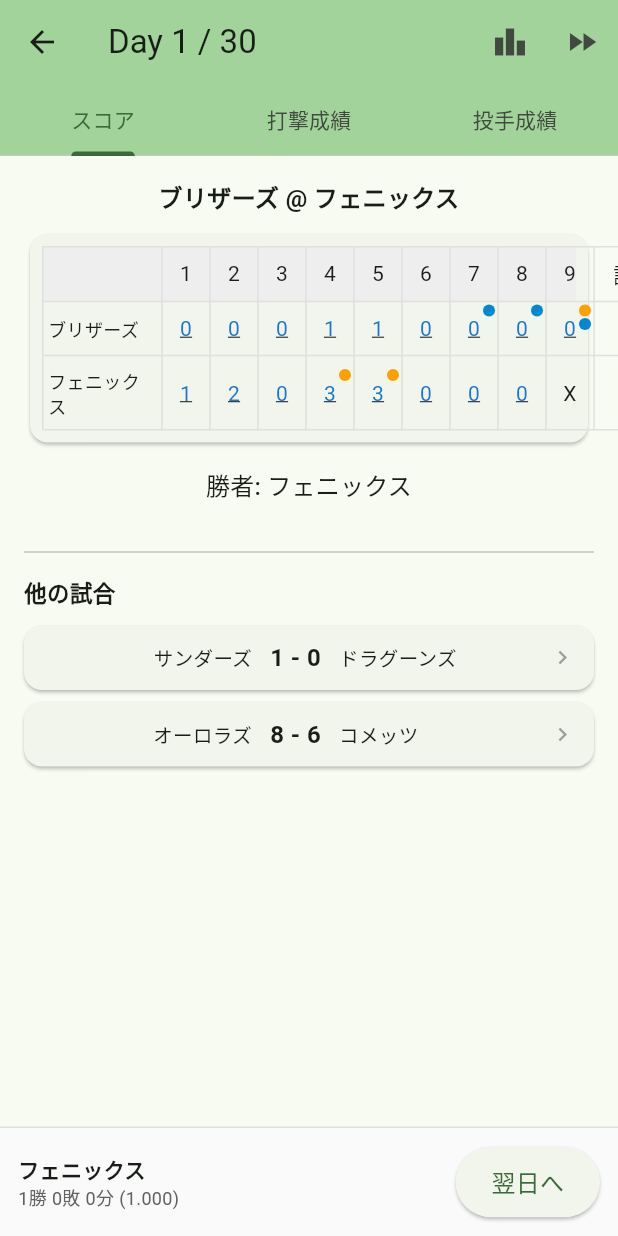
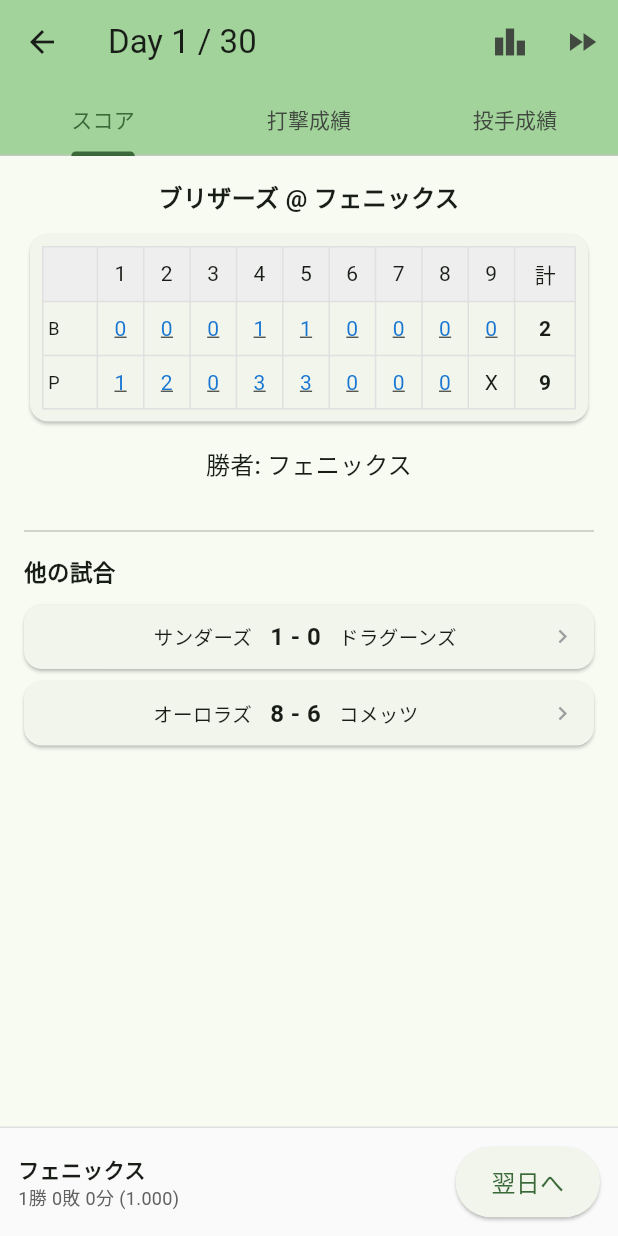
Before and after one commit to shi-takahashi/idle_baseball, a Flutter app: the screen it shows after launch, after a tap on "シーズン開始", on a phone screen of 412 x 824 dp. Run offline on Flutter 3.47's test engine with Material 3 defaults, Android fonts, the phone set to English and light mode, and no system bars.

Commit message:
スコア、打撃成績、投手成績の表示最適化

```diff
--- a/lib/engine/generators/team_generator.dart
+++ b/lib/engine/generators/team_generator.dart
@@ -18,17 +18,20 @@ class TeamGenerator {
   /// 6チームを一括生成
   List<Team> generateLeague() {
     const teamInfos = [
-      (id: 'team_phoenix', name: 'フェニックス'),
-      (id: 'team_dragoons', name: 'ドラグーンズ'),
-      (id: 'team_comets', name: 'コメッツ'),
-      (id: 'team_auroras', name: 'オーロラズ'),
-      (id: 'team_thunders', name: 'サンダーズ'),
-      (id: 'team_blizzards', name: 'ブリザーズ'),
+      (id: 'team_phoenix', name: 'フェニックス', shortName: 'P'),
+      (id: 'team_dragoons', name: 'ドラグーンズ', shortName: 'D'),
+      (id: 'team_comets', name: 'コメッツ', shortName: 'C'),
+      (id: 'team_auroras', name: 'オーロラズ', shortName: 'A'),
+      (id: 'team_thunders', name: 'サンダーズ', shortName: 'T'),
+      (id: 'team_blizzards', name: 'ブリザーズ', shortName: 'B'),
     ];
-    return [for (final info in teamInfos) _generateTeam(info.id, info.name)];
+    return [
+      for (final info in teamInfos)
+        _generateTeam(info.id, info.name, info.shortName),
+    ];
   }
 
-  Team _generateTeam(String id, String name) {
+  Team _generateTeam(String id, String name, String shortName) {
     // ---- スタメン野手8人（打順1〜8、players[1..8]の順序でデフォルト守備位置に対応） ----
     // Teamのデフォルト配置:
     // players[1]=捕 / [2]=一 / [3]=二 / [4]=三 / [5]=遊 / [6]=左 / [7]=中 / [8]=右
@@ -125,6 +128,7 @@ class TeamGenerator {
     return Team(
       id: id,
       name: name,
+      shortName: shortName,
       players: [startingPitcher, ...starters],
       bullpen: bullpen,
       bench: bench,
--- a/lib/engine/models/team.dart
+++ b/lib/engine/models/team.dart
@@ -5,6 +5,8 @@ import 'enums.dart';
 class Team {
   final String id;
   final String name;
+  // スコアボード等の狭い表示領域で使う英字1〜2文字の略称（例: フェニックス → "P"）
+  final String shortName;
   final List<Player> players; // 9人（先発メンバー、players[0]は先発投手）
 
   // 控え投手（救援投手）
@@ -23,6 +25,7 @@ class Team {
   const Team({
     required this.id,
     required this.name,
+    this.shortName = '',
     required this.players,
     this.bullpen = const [],
     this.bench = const [],
--- a/lib/engine/simulation/team_fielding_state.dart
+++ b/lib/engine/simulation/team_fielding_state.dart
@@ -46,6 +46,7 @@ class TeamFieldingState {
     return Team(
       id: originalTeam.id,
       name: originalTeam.name,
+      shortName: originalTeam.shortName,
       players: List.of(currentLineup),
       bullpen: originalTeam.bullpen,
       bench: List.of(bench),
--- a/lib/screens/daily_screen.dart
+++ b/lib/screens/daily_screen.dart
@@ -128,6 +128,10 @@ class _DailyScreenState extends State<DailyScreen>
                 Expanded(
                   child: TabBarView(
                     controller: _tabController,
+                    // 横スワイプでタブ切り替えを起こさないようにする。
+                    // スコアボード側の横スクロール（延長戦）と干渉するため、
+                    // タブ切り替えは上部の TabBar タップに統一する。
+                    physics: const NeverScrollableScrollPhysics(),
                     children: [
                       _buildScoreTab(myGame, otherGames),
                       _buildBattingTab(myGame),
--- a/lib/screens/game_result_screen.dart
+++ b/lib/screens/game_result_screen.dart
@@ -51,6 +51,10 @@ class _GameResultScreenState extends State<GameResultScreen>
       ),
       body: TabBarView(
         controller: _tabController,
+        // 横スワイプでタブ切り替えを起こさないようにする。
+        // スコアボード側の横スクロール（延長戦）と干渉するため、
+        // タブ切り替えは上部の TabBar タップに統一する。
+        physics: const NeverScrollableScrollPhysics(),
         children: [
           // スコアボードタブ
           SingleChildScrollView(
--- a/lib/widgets/score_board.dart
+++ b/lib/widgets/score_board.dart
@@ -306,24 +306,51 @@ class ScoreBoard extends StatelessWidget {
 
   const ScoreBoard({super.key, required this.gameResult});
 
+  // 延長戦も含めた全イニングを表示（通常は9、延長時は10〜12）
+  // 9回が収まる範囲では単一テーブルで描画し、収まらない場合は
+  // 左:チーム略称 / 中央:イニング(横スクロール) / 右:合計 の3分割レイアウトに切り替える。
+  static const double _teamColWidth = 36;
+  static const double _inningColWidth = 30;
+  static const double _totalColWidth = 40;
+
   @override
   Widget build(BuildContext context) {
-    // 延長戦も含めた全イニングを表示（通常は9、延長時は10〜12）
     final inningCount = gameResult.inningScores.length;
+    final fullWidth =
+        _teamColWidth + _inningColWidth * inningCount + _totalColWidth;
     return Card(
       child: Padding(
         padding: const EdgeInsets.all(8),
-        child: Table(
+        child: LayoutBuilder(
+          builder: (context, constraints) {
+            // 親から有限の幅が渡らない場合は単一テーブルで描画
+            // （延長戦の幅超過は LayoutBuilder で初めて判定できる）。
+            final fits = !constraints.hasBoundedWidth ||
+                fullWidth <= constraints.maxWidth;
+            if (fits) {
+              return _buildFullTable(context, inningCount);
+            }
+            return _buildSplitTable(context, inningCount);
+          },
+        ),
+      ),
+    );
+  }
+
+  /// 9回までで横幅に収まるケース：1枚のテーブルにまとめて描画
+  Widget _buildFullTable(BuildContext context, int inningCount) {
+    final awayShort = _displayShortName(gameResult.awayTeam);
+    final homeShort = _displayShortName(gameResult.homeTeam);
+    return Table(
       border: TableBorder.all(color: Colors.grey.shade300),
       defaultVerticalAlignment: TableCellVerticalAlignment.middle,
       columnWidths: {
-            0: const FixedColumnWidth(80), // チーム名
+        0: const FixedColumnWidth(_teamColWidth),
         for (int i = 1; i <= inningCount; i++)
-              i: const FixedColumnWidth(32), // 各イニング
-            inningCount + 1: const FixedColumnWidth(40), // 計
+          i: const FixedColumnWidth(_inningColWidth),
+        inningCount + 1: const FixedColumnWidth(_totalColWidth),
       },
       children: [
-            // ヘッダー行
         TableRow(
           decoration: BoxDecoration(color: Colors.grey.shade200),
           children: [
@@ -332,10 +359,9 @@ class ScoreBoard extends StatelessWidget {
             _cell(context, '計', null),
           ],
         ),
-            // アウェイチーム（先攻）
         TableRow(
           children: [
-                _cell(context, gameResult.awayTeamName, null, isTeamName: true),
+            _cell(context, awayShort, null, isTeamName: true),
             for (int i = 0; i < inningCount; i++)
               _cell(
                 context,
@@ -346,10 +372,9 @@ class ScoreBoard extends StatelessWidget {
             _cell(context, '${gameResult.awayScore}', null, isBold: true),
           ],
         ),
-            // ホームチーム（後攻）
         TableRow(
           children: [
-                _cell(context, gameResult.homeTeamName, null, isTeamName: true),
+            _cell(context, homeShort, null, isTeamName: true),
             for (int i = 0; i < inningCount; i++)
               _cell(
                 context,
@@ -363,9 +388,107 @@ class ScoreBoard extends StatelessWidget {
           ],
         ),
       ],
+    );
+  }
+
+  /// 横幅に収まらないケース（延長戦など）：2分割レイアウト
+  /// - 左：チーム略称（固定）
+  /// - 右：各イニング＋合計（横スクロール）
+  /// 右側テーブルは左の縦罫線を持たず、隣接する固定列の罫線と重ならないようにしている。
+  Widget _buildSplitTable(BuildContext context, int inningCount) {
+    final borderColor = Colors.grey.shade300;
+    final headerBg = BoxDecoration(color: Colors.grey.shade200);
+    final awayShort = _displayShortName(gameResult.awayTeam);
+    final homeShort = _displayShortName(gameResult.homeTeam);
+
+    final leftTable = Table(
+      border: TableBorder.all(color: borderColor),
+      defaultVerticalAlignment: TableCellVerticalAlignment.middle,
+      columnWidths: const {0: FixedColumnWidth(_teamColWidth)},
+      children: [
+        TableRow(decoration: headerBg, children: [_cell(context, '', null)]),
+        TableRow(children: [
+          _cell(context, awayShort, null, isTeamName: true),
+        ]),
+        TableRow(children: [
+          _cell(context, homeShort, null, isTeamName: true),
+        ]),
+      ],
+    );
+
+    // 右側＝イニング＋合計をまとめて横スクロールさせる
+    final scrollTable = Table(
+      // 左の外枠を描かない（左の固定テーブル側の罫線と重ねるため）
+      border: TableBorder(
+        top: BorderSide(color: borderColor),
+        right: BorderSide(color: borderColor),
+        bottom: BorderSide(color: borderColor),
+        horizontalInside: BorderSide(color: borderColor),
+        verticalInside: BorderSide(color: borderColor),
+      ),
+      defaultVerticalAlignment: TableCellVerticalAlignment.middle,
+      columnWidths: {
+        for (int i = 0; i < inningCount; i++)
+          i: const FixedColumnWidth(_inningColWidth),
+        inningCount: const FixedColumnWidth(_totalColWidth),
+      },
+      children: [
+        TableRow(
+          decoration: headerBg,
+          children: [
+            for (int i = 1; i <= inningCount; i++) _cell(context, '$i', null),
+            _cell(context, '計', null),
+          ],
+        ),
+        TableRow(
+          children: [
+            for (int i = 0; i < inningCount; i++)
+              _cell(
+                context,
+                '${gameResult.inningScores[i].top ?? "-"}',
+                _getHalfInning(i + 1, true),
+                isClickable: true,
+              ),
+            _cell(context, '${gameResult.awayScore}', null, isBold: true),
+          ],
+        ),
+        TableRow(
+          children: [
+            for (int i = 0; i < inningCount; i++)
+              _cell(
+                context,
+                gameResult.inningScores[i].bottom != null
+                    ? '${gameResult.inningScores[i].bottom}'
+                    : 'X',
+                _getHalfInning(i + 1, false),
+                isClickable: gameResult.inningScores[i].bottom != null,
+              ),
+            _cell(context, '${gameResult.homeScore}', null, isBold: true),
+          ],
+        ),
+      ],
+    );
+
+    return IntrinsicHeight(
+      child: Row(
+        crossAxisAlignment: CrossAxisAlignment.stretch,
+        children: [
+          leftTable,
+          Expanded(
+            child: SingleChildScrollView(
+              scrollDirection: Axis.horizontal,
+              child: scrollTable,
             ),
           ),
+        ],
+      ),
     );
+  }
+
+  /// チーム略称（未設定なら名前先頭1文字を fallback として使用）
+  String _displayShortName(Team team) {
+    if (team.shortName.isNotEmpty) return team.shortName;
+    return team.name.isNotEmpty ? team.name.substring(0, 1) : '';
   }
 
   HalfInningResult? _getHalfInning(int inning, bool isTop) {
@@ -386,12 +509,7 @@ class ScoreBoard extends StatelessWidget {
     bool isBold = false,
     bool isClickable = false,
   }) {
-    final hasPitcherChange =
-        halfInning != null && halfInning.pitcherChanges.isNotEmpty;
-    final hasFielderChange =
-        halfInning != null && halfInning.fielderChanges.isNotEmpty;
-
-    final textWidget = Padding(
+    final cellContent = Padding(
       padding: const EdgeInsets.symmetric(vertical: 8, horizontal: 4),
       child: Text(
         text,
@@ -404,54 +522,6 @@ class ScoreBoard extends StatelessWidget {
         ),
       ),
     );
-
-    Widget cellContent = textWidget;
-    if (hasPitcherChange || hasFielderChange) {
-      // 交代があった場合は右上に小さな目印を表示
-      // 投手交代=オレンジ、野手交代=水色（両方=両方の色を縦に並べて表示）
-      final dots = <Widget>[];
-      if (hasPitcherChange) {
-        dots.add(Container(
-          width: 8,
-          height: 8,
-          decoration: BoxDecoration(
-            color: Colors.amber.shade700,
-            shape: BoxShape.circle,
-          ),
-        ));
-      }
-      if (hasFielderChange) {
-        dots.add(Container(
-          width: 8,
-          height: 8,
-          decoration: BoxDecoration(
-            color: Colors.lightBlue.shade700,
-            shape: BoxShape.circle,
-          ),
-        ));
-      }
-
-      cellContent = Stack(
-        alignment: Alignment.center,
-        clipBehavior: Clip.none,
-        children: [
-          textWidget,
-          Positioned(
-            top: 2,
-            right: 2,
-            child: Column(
-              mainAxisSize: MainAxisSize.min,
-              children: [
-                for (int i = 0; i < dots.length; i++) ...[
-                  if (i > 0) const SizedBox(height: 1),
-                  dots[i],
-                ],
-              ],
-            ),
-          ),
-        ],
-      );
-    }
 
     if (isClickable && halfInning != null) {
       return GestureDetector(
```
Also changed, not shown: lib/widgets/batting_stats.dart (+62 -27 lines), lib/widgets/pitching_stats.dart (+40 -9 lines), 1 other file. Lines whose indentation alone changed are shown as unchanged.
